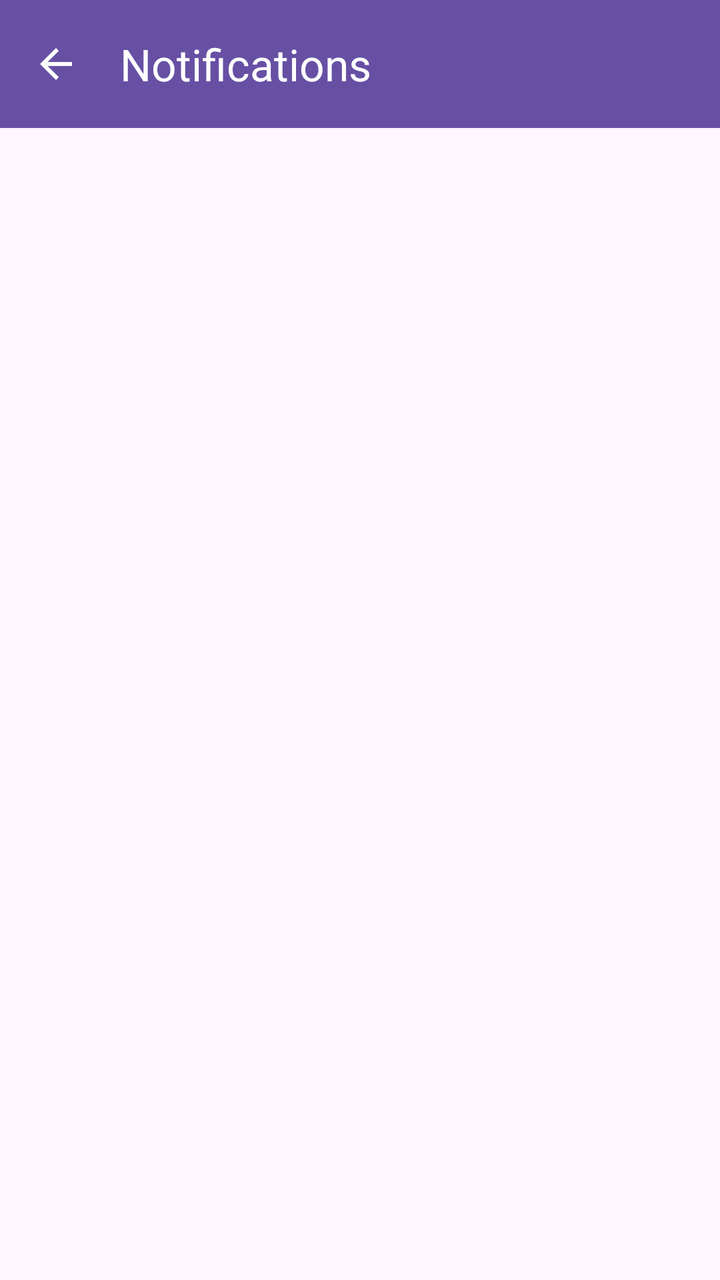
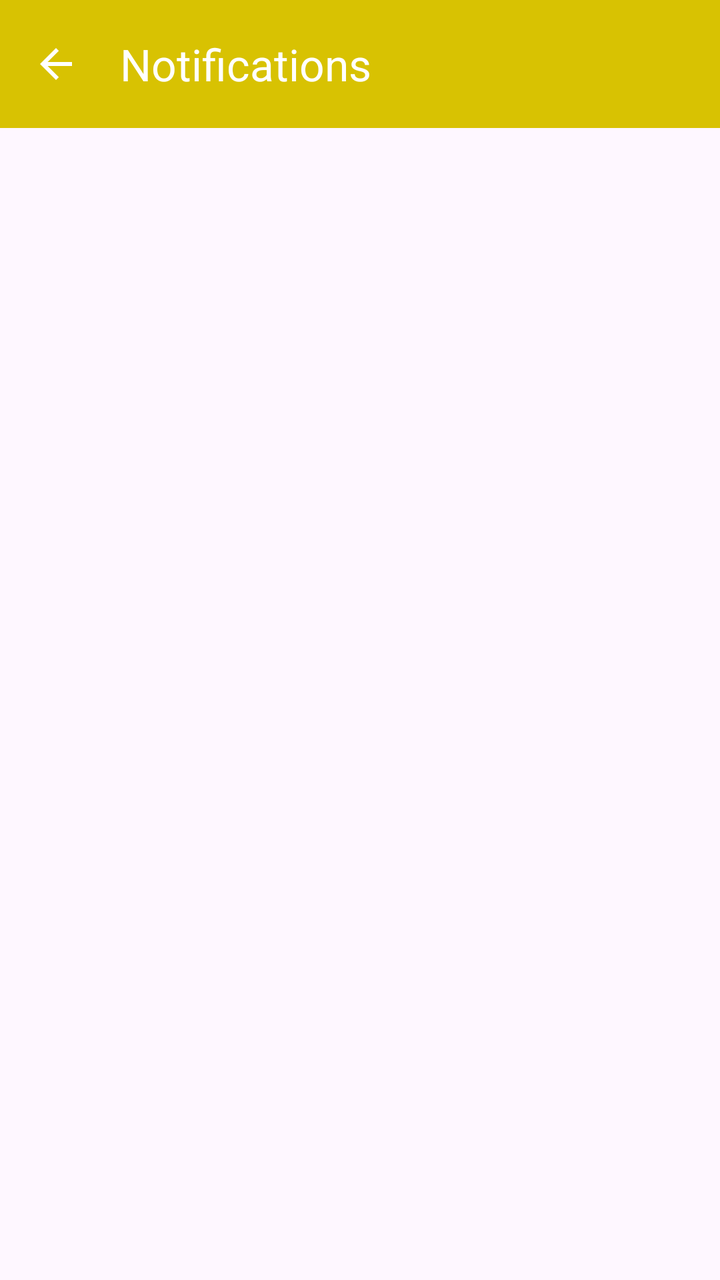

Two renders of the same Android screen: before a commit and after it. Below are the layout's source before the change and the commit's diff.
<!-- AndroidManifest.xml: application theme Theme.SDKParentApp -->
<!-- res/layout/activity_notification.xml -->
<LinearLayout xmlns:android="http://schemas.android.com/apk/res/android"
    xmlns:app="http://schemas.android.com/apk/res-auto"
    android:id="@+id/main"
    android:layout_width="match_parent"
    android:layout_height="match_parent"
    android:orientation="vertical">

    <androidx.appcompat.widget.Toolbar
        android:id="@+id/toolbar"
        android:layout_width="match_parent"
        android:layout_height="?attr/actionBarSize"
        android:background="?attr/colorPrimary"
        app:navigationIcon="@drawable/baseline_arrow_back_24"
        app:title="Notifications"
        app:titleTextColor="@android:color/white" />

    <androidx.recyclerview.widget.RecyclerView
        android:id="@+id/recyclerView"
        android:layout_width="match_parent"
        android:layout_height="match_parent" />
</LinearLayout>
<!-- resources referenced by this layout -->
<resources>
  <!-- drawable baseline_arrow_back_24 (drawable) -->
  <vector xmlns:android="http://schemas.android.com/apk/res/android" android:autoMirrored="true" android:height="24dp" android:tint="#FFFFFF" android:viewportHeight="24" android:viewportWidth="24" android:width="24dp">
        
      <path android:fillColor="@android:color/white" android:pathData="M20,11H7.83l5.59,-5.59L12,4l-8,8 8,8 1.41,-1.41L7.83,13H20v-2z"/>
      
  </vector>
  <style name="Theme.SDKParentApp" parent="Base.Theme.SDKParentApp" />
  <style name="Base.Theme.SDKParentApp" parent="Theme.Material3.Light.NoActionBar">
          
          
      </style>
</resources>

<!-- the commit's change to res/layout/activity_notification.xml (unified diff, before → after) -->
@@ -1,21 +1,36 @@
-<LinearLayout xmlns:android="http://schemas.android.com/apk/res/android"
+<FrameLayout xmlns:android="http://schemas.android.com/apk/res/android"
     xmlns:app="http://schemas.android.com/apk/res-auto"
     android:id="@+id/main"
     android:layout_width="match_parent"
-    android:layout_height="match_parent"
-    android:orientation="vertical">
+    android:layout_height="match_parent">
 
-    <androidx.appcompat.widget.Toolbar
-        android:id="@+id/toolbar"
+    <LinearLayout
+        android:orientation="vertical"
         android:layout_width="match_parent"
-        android:layout_height="?attr/actionBarSize"
-        android:background="?attr/colorPrimary"
-        app:navigationIcon="@drawable/baseline_arrow_back_24"
-        app:title="Notifications"
-        app:titleTextColor="@android:color/white" />
+        android:layout_height="match_parent">
 
-    <androidx.recyclerview.widget.RecyclerView
-        android:id="@+id/recyclerView"
-        android:layout_width="match_parent"
-        android:layout_height="match_parent" />
-</LinearLayout>
+        <androidx.appcompat.widget.Toolbar
+            android:id="@+id/toolbar"
+            android:layout_width="match_parent"
+            android:layout_height="?attr/actionBarSize"
+            android:background="@color/yellow"
+            app:navigationIcon="@drawable/baseline_arrow_back_24"
+            app:title="Notifications"
+            app:titleTextColor="@android:color/white" />
+
+        <androidx.recyclerview.widget.RecyclerView
+            android:id="@+id/recyclerView"
+            android:layout_width="match_parent"
+            android:layout_height="0dp"
+            android:padding="15dp"
+            android:layout_weight="1" />
+    </LinearLayout>
+
+    
+    <ProgressBar
+        android:id="@+id/progressBar"
+        android:layout_gravity="center"
+        android:visibility="gone"
+        android:layout_width="wrap_content"
+        android:layout_height="wrap_content" />
+</FrameLayout>
<!-- resource entries referenced after the edit -->
@@ -1,5 +1,6 @@
 <!-- resources referenced by this layout -->
 <resources>
+  <color name="yellow">#d8c202</color>
   <!-- drawable baseline_arrow_back_24 (drawable) -->
   <vector xmlns:android="http://schemas.android.com/apk/res/android" android:autoMirrored="true" android:height="24dp" android:tint="#FFFFFF" android:viewportHeight="24" android:viewportWidth="24" android:width="24dp">
         
